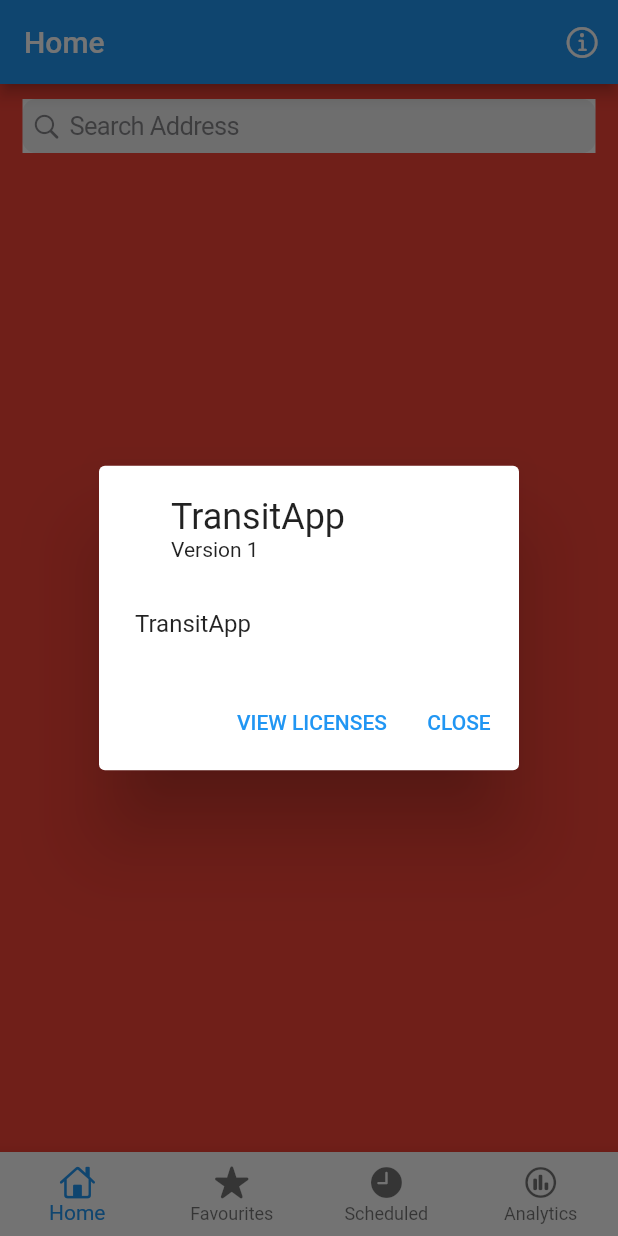
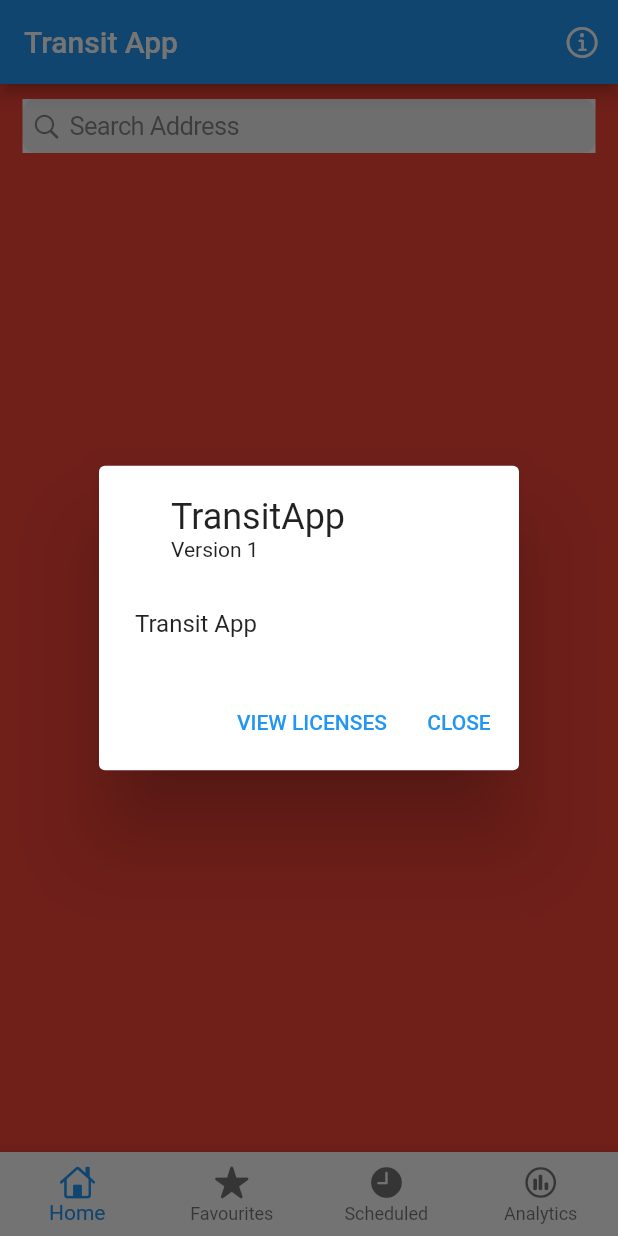
Before and after one commit to JackTop325/TransitApp, a Flutter app: the screen it shows after launch, after a tap on an icon or button, on a phone screen of 412 x 824 dp. Run offline on Flutter 3.47's test engine with Material 2 defaults, Android fonts, the phone set to English and light mode, and no system bars.

Commit message:
Fixed some bugs

```diff
--- a/TransitApp/lib/DefaultPage.dart
+++ b/TransitApp/lib/DefaultPage.dart
@@ -38,7 +38,7 @@ class _MyHomePageState extends State<MyHomePage> {
   Widget build(BuildContext context) {
     return Scaffold(
       appBar: AppBar(
-        title: const Text("Home"),
+        title: const Text("Transit App"),
         actions: <Widget>[
           IconButton(
             icon: const Icon(CupertinoIcons.info_circle),
@@ -48,7 +48,7 @@ class _MyHomePageState extends State<MyHomePage> {
                   applicationName: 'TransitApp',
                   applicationVersion: 'Version 1',
                   children: [
-                    Text('TransitApp'),
+                    Text('Transit App'),
                   ],
               );
             }
```
